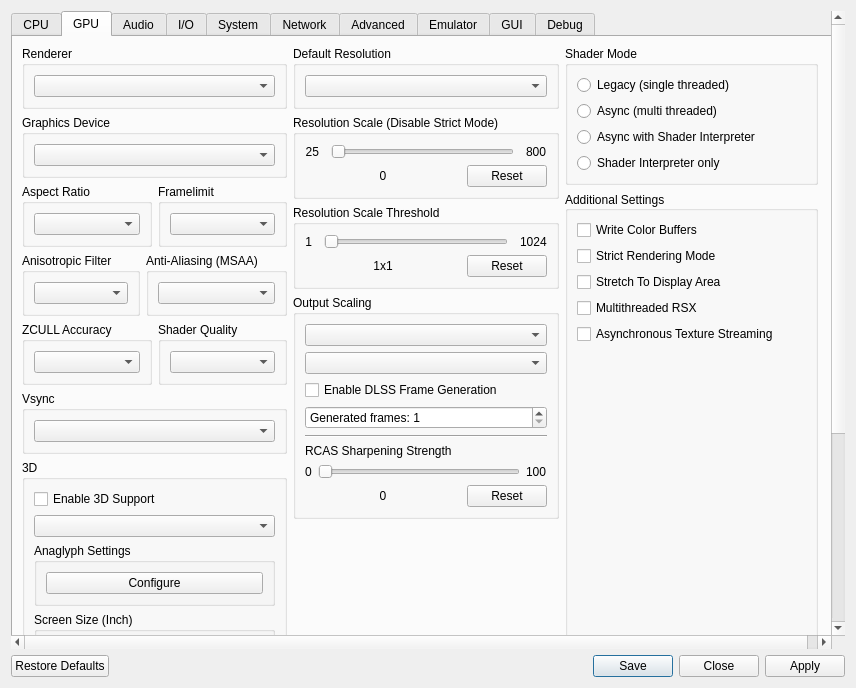
xXJSONDeruloXx/rpcs3, file rpcs3/rpcs3qt/settings_dialog.ui: the form before one commit.
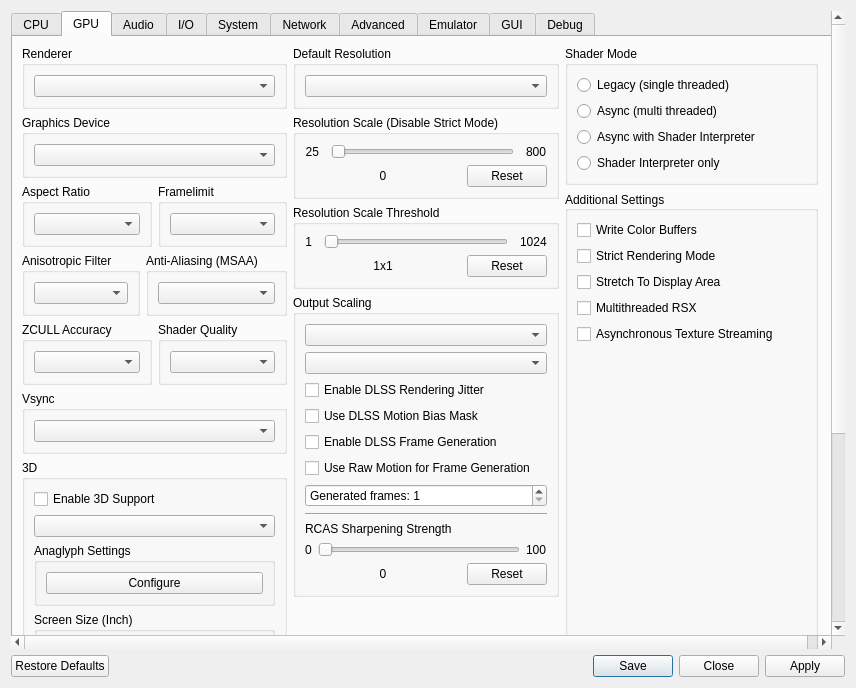
The form after the commit. The open tabs and pages were chosen to show the change. Icons and pictures are not drawn.

Commit message: Add DLSS jitter scene reset and MV parity paths

```diff
--- a/rpcs3/rpcs3qt/settings_dialog.ui
+++ b/rpcs3/rpcs3qt/settings_dialog.ui
@@ -778,6 +778,20 @@
                <item>
                 <widget class="QComboBox" name="dlssQualityMode"/>
                </item>
+               <item>
+                <widget class="QCheckBox" name="dlssJitter">
+                 <property name="text">
+                  <string>Enable DLSS Rendering Jitter</string>
+                 </property>
+                </widget>
+               </item>
+               <item>
+                <widget class="QCheckBox" name="dlssMotionBias">
+                 <property name="text">
+                  <string>Use DLSS Motion Bias Mask</string>
+                 </property>
+                </widget>
+               </item>
                <item>
                 <widget class="QCheckBox" name="dlssFrameGeneration">
                  <property name="text">
@@ -785,6 +799,13 @@
                  </property>
                 </widget>
                </item>
+               <item>
+                <widget class="QCheckBox" name="dlssFrameGenerationRawMotion">
+                 <property name="text">
+                  <string>Use Raw Motion for Frame Generation</string>
+                 </property>
+                </widget>
+               </item>
                <item>
                 <widget class="QSpinBox" name="dlssFrameGenerationFrames">
                  <property name="minimum">
```
The commit also changes 15 other files.
